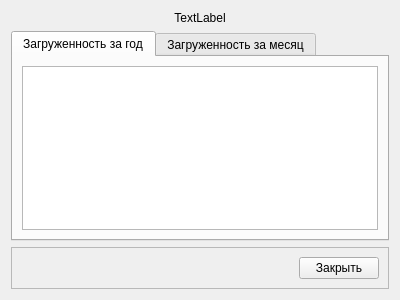
Before: the Qt Designer form graphic.ui in ArtemShchuchev/AirportInspector, drawn with Qt 5.
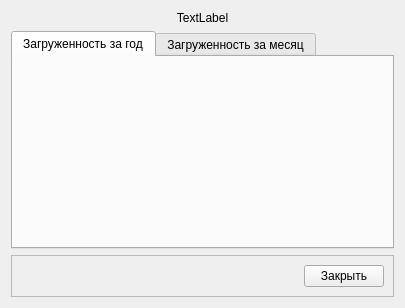
After: the same form once the commit is applied. The open tabs and pages were chosen to show the change.

What changed in the file:
```diff
--- a/graphic.ui
+++ b/graphic.ui
@@ -9,8 +9,8 @@
    <rect>
     <x>0</x>
     <y>0</y>
-    <width>400</width>
-    <height>300</height>
+    <width>405</width>
+    <height>308</height>
    </rect>
   </property>
   <property name="windowTitle">
@@ -38,7 +38,7 @@
       </attribute>
       <layout class="QVBoxLayout" name="verticalLayout_2">
        <item>
-        <widget class="QGraphicsView" name="gv_barSeries"/>
+        <widget class="QWidget" name="wid_barSeries" native="true"/>
        </item>
       </layout>
      </widget>
```
Left out of the diff: 10 changed lines with no effect on the pictures.
